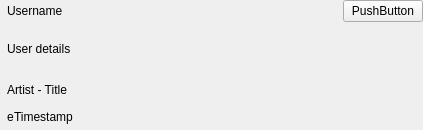
Qt form app/client/Widgets/FriendWidget.ui (mutecypher/lastfm-desktop) before a commit.
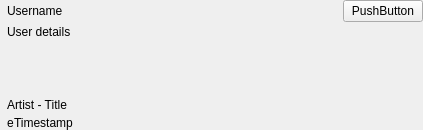
The same form after that commit. Custom widgets are drawn as their Qt base class.

Commit message: Friend, Radio, and Profile widget update. Mostly like the design now.

Patch:
```diff
--- a/app/client/Widgets/FriendWidget.ui
+++ b/app/client/Widgets/FriendWidget.ui
@@ -28,9 +28,9 @@
     </widget>
    </item>
    <item>
-    <layout class="QVBoxLayout" name="verticalLayout" stretch="0,0,0">
+    <layout class="QVBoxLayout" name="verticalLayout" stretch="0,0,0,0">
      <property name="spacing">
-      <number>0</number>
+      <number>3</number>
      </property>
      <item>
       <layout class="QHBoxLayout" name="horizontalLayout_3" stretch="1,0">
@@ -69,11 +69,24 @@
        </property>
       </widget>
      </item>
+     <item>
+      <spacer name="verticalSpacer">
+       <property name="orientation">
+        <enum>Qt::Vertical</enum>
+       </property>
+       <property name="sizeHint" stdset="0">
+        <size>
+         <width>20</width>
+         <height>6</height>
+        </size>
+       </property>
+      </spacer>
+     </item>
      <item>
       <widget class="QFrame" name="trackFrame">
        <layout class="QVBoxLayout" name="verticalLayout_3">
         <property name="spacing">
-         <number>0</number>
+         <number>4</number>
         </property>
         <property name="margin">
          <number>0</number>
```
Left out of the diff: 8 changed lines with no effect on the pictures. Lines whose indentation alone changed are shown as unchanged. The commit also changes 8 other files.
